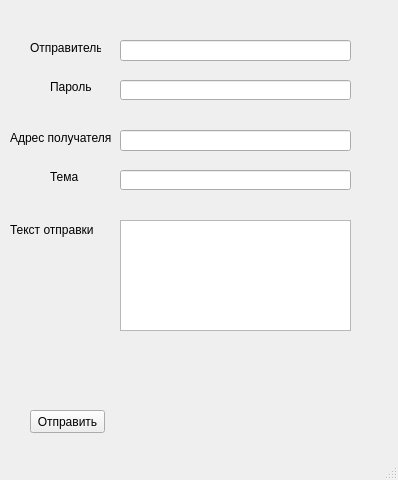
Old version of the form WindowsForm.ui in the repository 02ten/python-test.
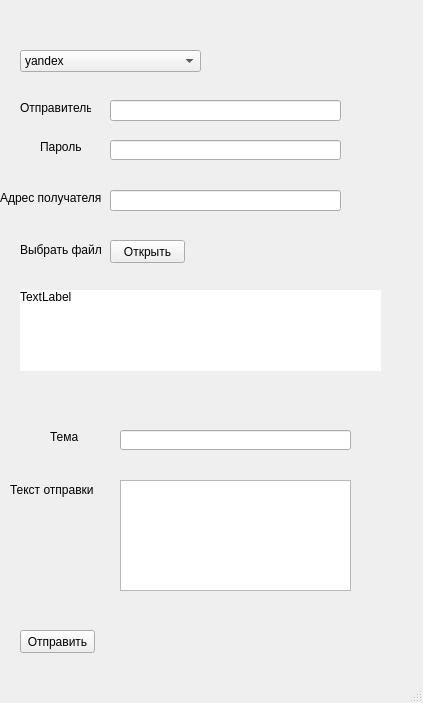
New version of the form.

```diff
--- a/WindowsForm.ui
+++ b/WindowsForm.ui
@@ -6,8 +6,8 @@
    <rect>
     <x>0</x>
     <y>0</y>
-    <width>398</width>
-    <height>480</height>
+    <width>423</width>
+    <height>703</height>
    </rect>
   </property>
   <property name="windowTitle">
@@ -17,8 +17,8 @@
    <widget class="QLineEdit" name="addr_to">
     <property name="geometry">
      <rect>
-      <x>120</x>
-      <y>130</y>
+      <x>110</x>
+      <y>190</y>
       <width>231</width>
       <height>21</height>
      </rect>
@@ -28,7 +28,7 @@
     <property name="geometry">
      <rect>
       <x>120</x>
-      <y>170</y>
+      <y>430</y>
       <width>231</width>
       <height>20</height>
      </rect>
@@ -37,8 +37,8 @@
    <widget class="QLabel" name="label">
     <property name="geometry">
      <rect>
-      <x>10</x>
-      <y>130</y>
+      <x>0</x>
+      <y>190</y>
       <width>101</width>
       <height>16</height>
      </rect>
@@ -51,7 +51,7 @@
     <property name="geometry">
      <rect>
       <x>50</x>
-      <y>170</y>
+      <y>430</y>
       <width>47</width>
       <height>14</height>
      </rect>
@@ -64,7 +64,7 @@
     <property name="geometry">
      <rect>
       <x>10</x>
-      <y>220</y>
+      <y>480</y>
       <width>91</width>
       <height>20</height>
      </rect>
@@ -76,8 +76,8 @@
    <widget class="QPushButton" name="send_mail">
     <property name="geometry">
      <rect>
-      <x>30</x>
-      <y>410</y>
+      <x>20</x>
+      <y>630</y>
       <width>75</width>
       <height>23</height>
      </rect>
@@ -89,8 +89,8 @@
    <widget class="QLabel" name="label_4">
     <property name="geometry">
      <rect>
-      <x>30</x>
-      <y>40</y>
+      <x>20</x>
+      <y>100</y>
       <width>71</width>
       <height>16</height>
      </rect>
@@ -102,8 +102,8 @@
    <widget class="QLineEdit" name="addr_from">
     <property name="geometry">
      <rect>
-      <x>120</x>
-      <y>40</y>
+      <x>110</x>
+      <y>100</y>
       <width>231</width>
       <height>21</height>
      </rect>
@@ -112,8 +112,8 @@
    <widget class="QLineEdit" name="msg_password">
     <property name="geometry">
      <rect>
-      <x>120</x>
-      <y>80</y>
+      <x>110</x>
+      <y>140</y>
       <width>231</width>
       <height>20</height>
      </rect>
@@ -128,8 +128,8 @@
    <widget class="QLabel" name="label_5">
     <property name="geometry">
      <rect>
-      <x>50</x>
-      <y>80</y>
+      <x>40</x>
+      <y>140</y>
       <width>47</width>
       <height>14</height>
      </rect>
@@ -142,12 +142,117 @@
     <property name="geometry">
      <rect>
       <x>120</x>
-      <y>220</y>
+      <y>480</y>
       <width>231</width>
       <height>111</height>
      </rect>
     </property>
    </widget>
+   <widget class="QComboBox" name="server">
+    <property name="geometry">
+     <rect>
+      <x>20</x>
+      <y>50</y>
+      <width>181</width>
+      <height>22</height>
+     </rect>
+    </property>
+    <item>
+     <property name="text">
+      <string>yandex</string>
+     </property>
+    </item>
+    <item>
+     <property name="text">
+      <string>mail</string>
+     </property>
+    </item>
+   </widget>
+   <widget class="QPushButton" name="choose_file">
+    <property name="geometry">
+     <rect>
+      <x>110</x>
+      <y>240</y>
+      <width>75</width>
+      <height>23</height>
+     </rect>
+    </property>
+    <property name="text">
+     <string>Открыть</string>
+    </property>
+   </widget>
+   <widget class="QLabel" name="label_6">
+    <property name="geometry">
+     <rect>
+      <x>20</x>
+      <y>240</y>
+      <width>81</width>
+      <height>20</height>
+     </rect>
+    </property>
+    <property name="text">
+     <string>Выбрать файл</string>
+    </property>
+   </widget>
+   <widget class="QLabel" name="label_7">
+    <property name="geometry">
+     <rect>
+      <x>20</x>
+      <y>290</y>
+      <width>361</width>
+      <height>81</height>
+     </rect>
+    </property>
+    <property name="palette">
+     <palette>
+      <active>
+       <colorrole role="Window">
+        <brush brushstyle="SolidPattern">
+         <color alpha="255">
+          <red>255</red>
+          <green>255</green>
+          <blue>255</blue>
+         </color>
+        </brush>
+       </colorrole>
+      </active>
+      <inactive>
+       <colorrole role="Window">
+        <brush brushstyle="SolidPattern">
+         <color alpha="255">
+          <red>255</red>
+          <green>255</green>
+          <blue>255</blue>
+         </color>
+        </brush>
+       </colorrole>
+      </inactive>
+      <disabled>
+       <colorrole role="Window">
+        <brush brushstyle="SolidPattern">
+         <color alpha="255">
+          <red>255</red>
+          <green>255</green>
+          <blue>255</blue>
+         </color>
+        </brush>
+       </colorrole>
+      </disabled>
+     </palette>
+    </property>
+    <property name="autoFillBackground">
+     <bool>true</bool>
+    </property>
+    <property name="text">
+     <string>TextLabel</string>
+    </property>
+    <property name="alignment">
+     <set>Qt::AlignLeading|Qt::AlignLeft|Qt::AlignTop</set>
+    </property>
+    <property name="wordWrap">
+     <bool>true</bool>
+    </property>
+   </widget>
   </widget>
   <widget class="QMenuBar" name="menubar">
    <property name="geometry">
```
Left out of the diff: 4 changed lines with no effect on the pictures.
